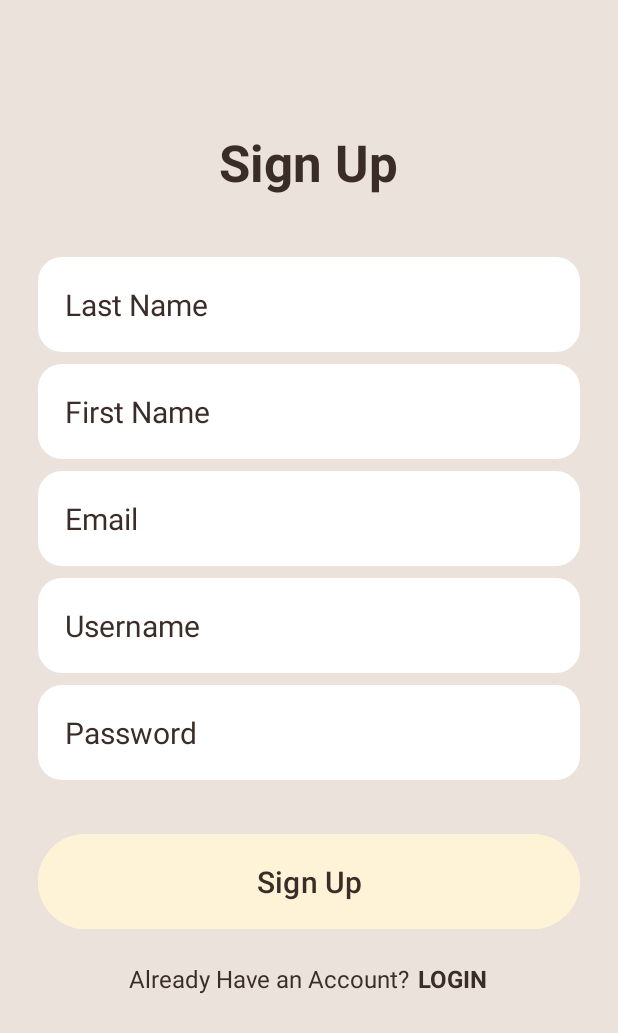
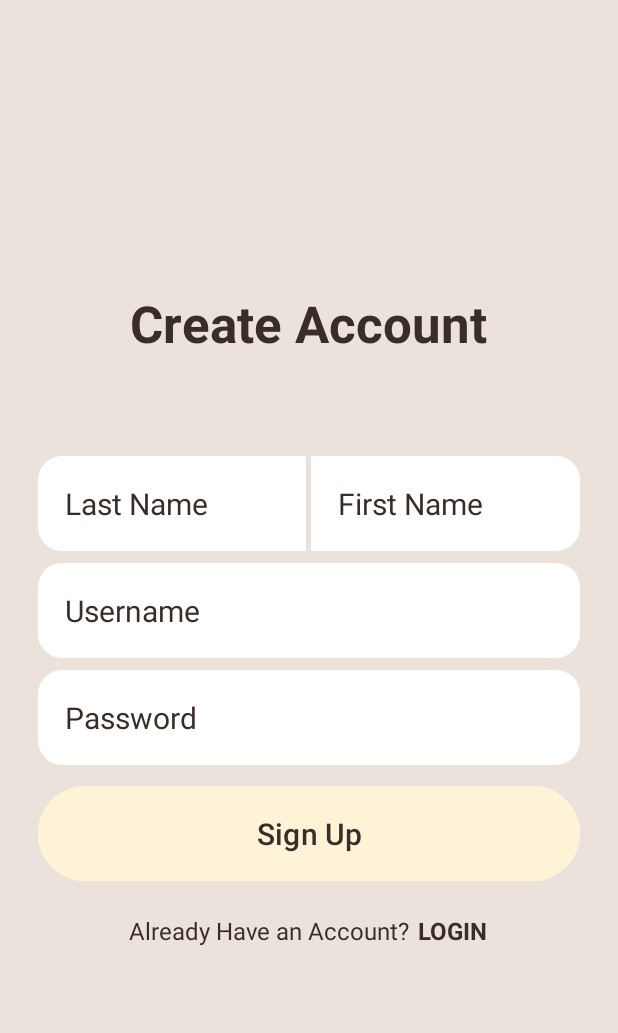
Before and after one commit to saoirse-raelli/CC106_3A_grp2, an Android app: the SignUpActivity screen opened directly, with no data from a screen before it, on a phone screen of 412 x 824 dp. Shown: the top 1033 px of the screen. Run offline under Robolectric (Android 15) with nearby library versions, the phone set to English and light mode, and no system bars.

Commit message:
updated sign in layout, added logout dialog

```diff
--- /dev/null
+++ b/PrepMate/app/src/main/res/drawable/corner_radius.xml
@@ -0,0 +1,10 @@
+<shape xmlns:android="http://schemas.android.com/apk/res/android"
+    android:shape="rectangle">
+
+    <corners
+        android:topLeftRadius="16dp"
+        android:topRightRadius="0dp"
+        android:bottomLeftRadius="16dp"
+        android:bottomRightRadius="0dp" /> <!-- Adjust each radius as needed -->
+    <solid android:color="@android:color/white" /> <!-- Change color as needed -->
+</shape>
--- /dev/null
+++ b/PrepMate/app/src/main/res/drawable/corner_radius2.xml
@@ -0,0 +1,10 @@
+<shape xmlns:android="http://schemas.android.com/apk/res/android"
+    android:shape="rectangle">
+
+    <corners
+        android:topLeftRadius="0dp"
+        android:topRightRadius="16dp"
+        android:bottomLeftRadius="0dp"
+        android:bottomRightRadius="16dp" /> <!-- Adjust each radius as needed -->
+    <solid android:color="@android:color/white" /> <!-- Change color as needed -->
+</shape>
--- a/PrepMate/app/src/main/res/layout/activity_sign_up.xml
+++ b/PrepMate/app/src/main/res/layout/activity_sign_up.xml
@@ -5,6 +5,7 @@
     android:layout_width="match_parent"
     android:layout_height="match_parent"
     android:background="@drawable/login_background"
+    android:gravity="center"
     android:padding="10dp">
 
 
@@ -15,7 +16,6 @@
         android:layout_alignParentEnd="true"
         android:gravity="center"
         android:orientation="vertical"
-        android:layout_marginTop="60dp"
         android:padding="15dp">
         <!-- header background ends here -->
 
@@ -26,7 +26,7 @@
             android:layout_height="wrap_content"
             android:layout_marginBottom="25dp"
             android:gravity="center"
-            android:text="Sign Up"
+            android:text="Create Account"
             android:textColor="#3a2d28"
             android:textSize="34sp"
             android:textStyle="bold" />
@@ -35,14 +35,21 @@
             android:layout_width="match_parent"
             android:layout_height="wrap_content"
             android:gravity="center"
+            android:layout_marginTop="25dp"
             android:orientation="vertical">
+
+            <LinearLayout
+                android:layout_width="match_parent"
+                android:layout_height="wrap_content"
+                android:orientation="horizontal"
+                android:layout_marginTop="15dp">
 
                 <EditText
                     android:id="@+id/lastname_input"
-                android:layout_width="match_parent"
+                    android:layout_width="0dp"
                     android:layout_height="wrap_content"
-                android:layout_marginTop="15dp"
-                android:background="@drawable/rounded_corner"
+                    android:layout_weight="1"
+                    android:background="@drawable/corner_radius"
                     android:hint="Last Name"
                     android:inputType="text"
                     android:padding="18dp"
@@ -52,29 +59,20 @@
 
                 <EditText
                     android:id="@+id/firstname_input"
-                android:layout_width="match_parent"
+                    android:layout_width="0dp"
                     android:layout_height="wrap_content"
-                android:layout_marginTop="8dp"
-                android:background="@drawable/rounded_corner"
+                    android:layout_weight="1"
+                    android:background="@drawable/corner_radius2"
                     android:hint="First Name"
                     android:inputType="text"
                     android:padding="18dp"
                     android:textColor="#3a2d28"
                     android:textColorHint="#3a2d28"
+                    android:layout_marginStart="3dp"
                     android:textSize="20sp" />
+            </LinearLayout>
 
-            <EditText
-                android:id="@+id/email_input"
-                android:layout_width="match_parent"
-                android:layout_height="wrap_content"
-                android:layout_marginTop="8dp"
-                android:background="@drawable/rounded_corner"
-                android:hint="Email"
-                android:inputType="textEmailAddress"
-                android:padding="18dp"
-                android:textColor="#3a2d28"
-                android:textColorHint="#3a2d28"
-                android:textSize="20sp" />
+
 
             <EditText
                 android:id="@+id/username_input"
@@ -106,7 +104,7 @@
                 android:id="@+id/login_btn"
                 android:layout_width="match_parent"
                 android:layout_height="wrap_content"
-                android:layout_marginTop="32dp"
+                android:layout_marginTop="10dp"
                 android:backgroundTint="#FFF3D7"
                 android:padding="18dp"
                 android:text="Sign Up"
--- a/PrepMate/app/src/main/res/menu/bottom_nav_menu.xml
+++ b/PrepMate/app/src/main/res/menu/bottom_nav_menu.xml
@@ -15,7 +15,7 @@
     <item
         android:id="@+id/dashboard"
         android:title="Dashboard"
-        android:icon="@drawable/baseline_calendar_plan"/>
+        android:icon="@drawable/baseline_assignment_24"/>
     <item
         android:id="@+id/profile"
         android:title="Profile"
```
Also changed, not shown: PrepMate/app/src/main/AndroidManifest.xml (+5 -4 lines), PrepMate/app/src/main/java/com/example/prepmate/DatabaseHelper.java (+3 -4 lines), PrepMate/app/src/main/java/com/example/prepmate/MainActivity.java (+2 -8 lines), PrepMate/app/src/main/java/com/example/prepmate/NotificationMainActivity.java (added, +24 -0 lines), PrepMate/app/src/main/java/com/example/prepmate/SignUpActivity.java (+6 -6 lines), PrepMate/app/src/main/java/com/example/prepmate/profile/ProfileFragment.java (+14 -55 lines), PrepMate/app/src/main/res/layout/activity_notification_main.xml (added, +17 -0 lines). Lines whose indentation alone changed are shown as unchanged.
